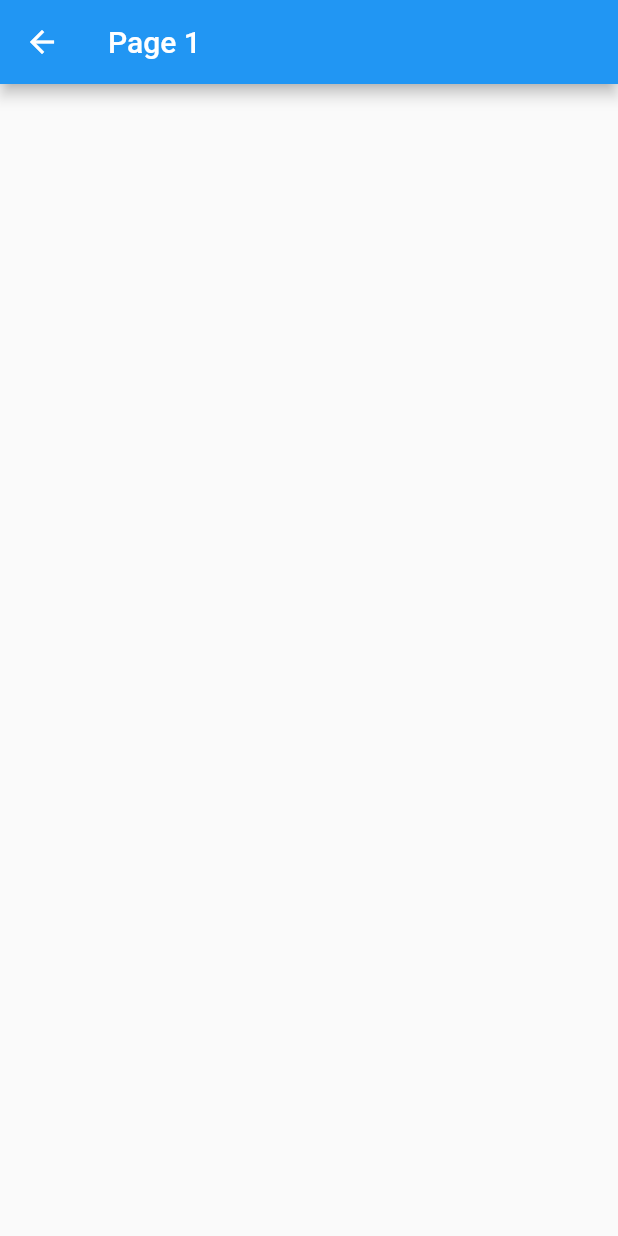
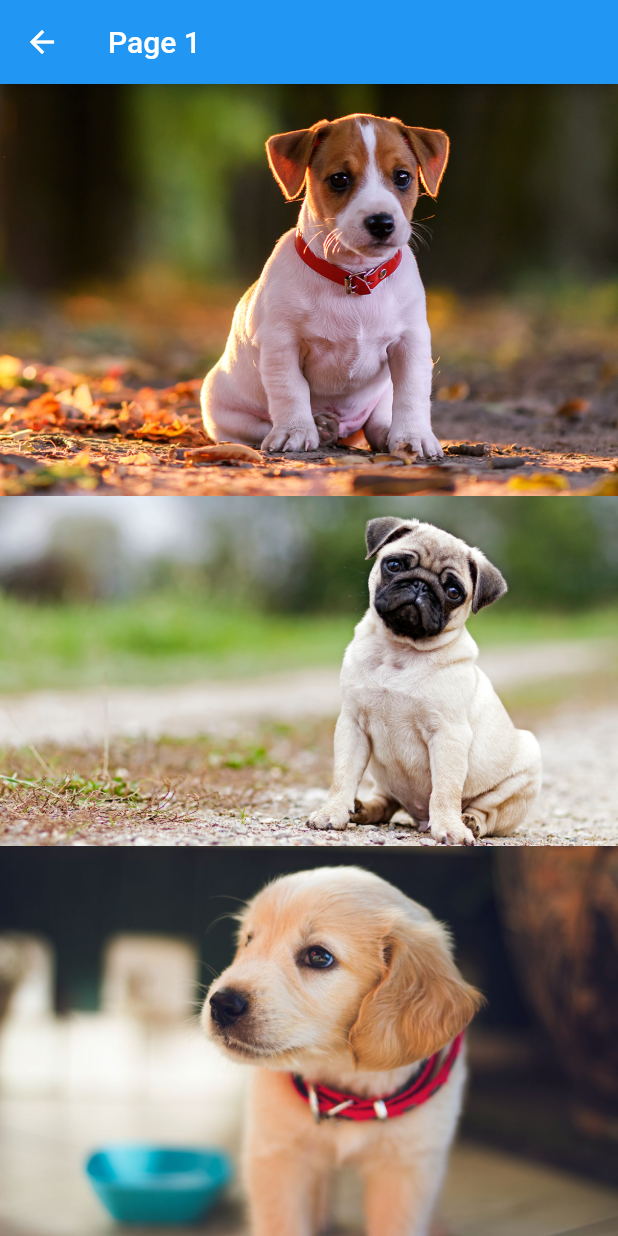
Before and after one commit to risesmj/dogs_life, a Flutter app: the Page1 screen opened directly, on a phone screen of 412 x 824 dp. Run offline on Flutter 3.47's test engine with Material 2 defaults, Android fonts, the phone set to English and light mode, and no system bars.

```diff
--- a/lib/pages/page1.dart
+++ b/lib/pages/page1.dart
@@ -4,11 +4,21 @@ class Page1 extends StatelessWidget {
   @override
   Widget build(BuildContext context) {
     return Scaffold(
-        appBar: _appBar()
+        appBar: _appBar(),
+        body: _body()
     );
   }
 
   //Toolbar
   _appBar() => AppBar(title: Text("Page 1"));
 
+  _body() =>
+      ListView(
+        children: [
+          Image.asset("assets/images/dog1.png"),
+          Image.asset("assets/images/dog2.png"),
+          Image.asset("assets/images/dog3.png")
+        ],
+      );
+
 }
```
